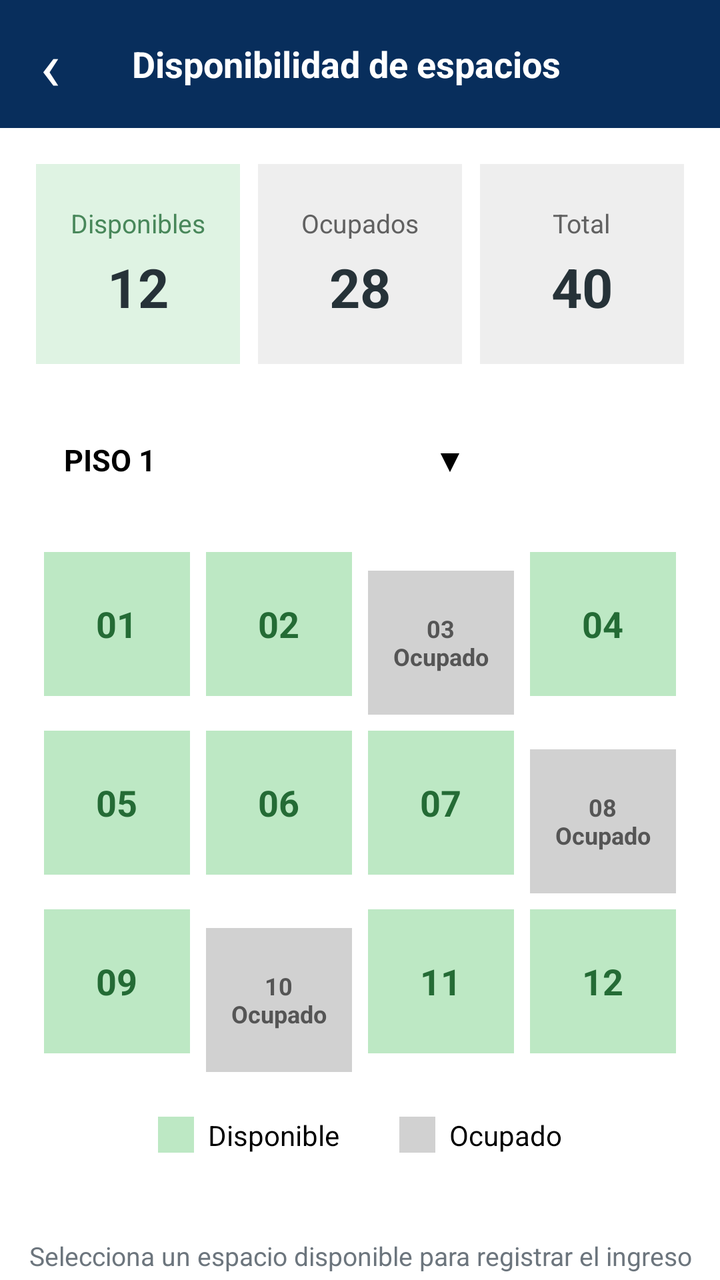
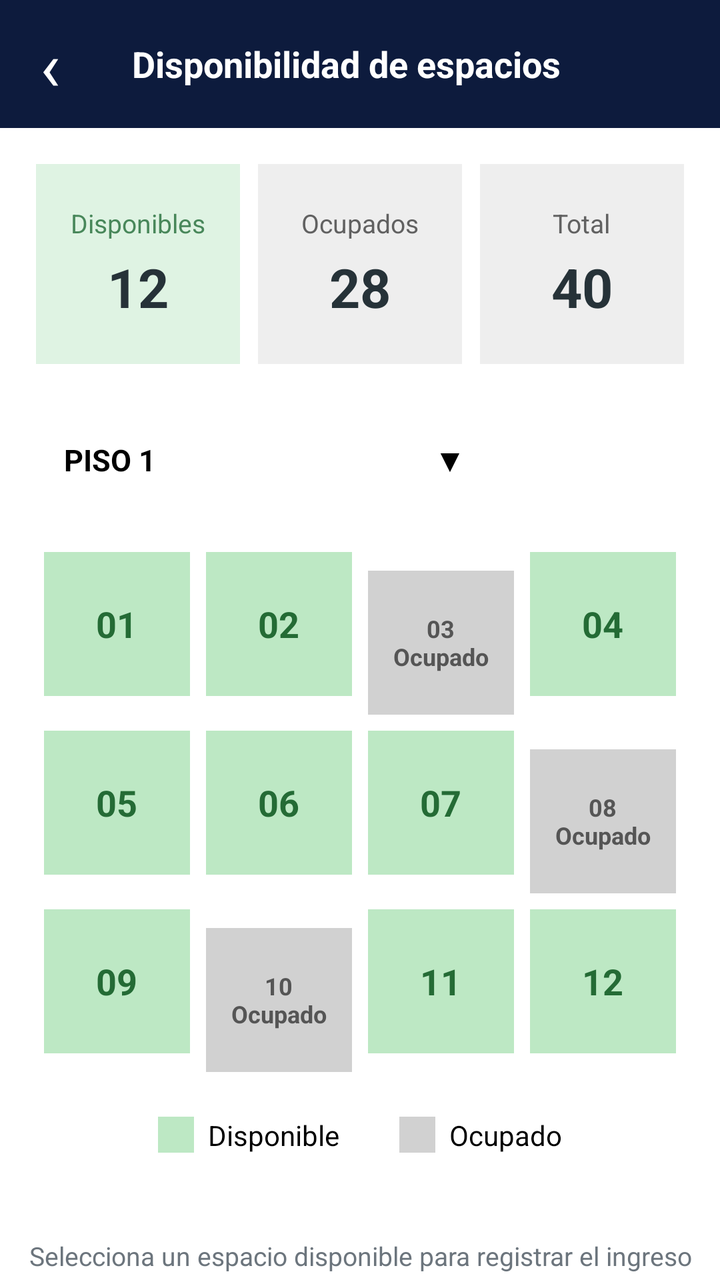

Before-and-after screenshots of an Android layout around one commit, followed by the original layout XML and the change that was made.
<!-- AndroidManifest.xml: application theme Theme.ParkControl -->
<!-- res/layout/activity_spaces_availability.xml -->
<?xml version="1.0" encoding="utf-8"?>
<ScrollView xmlns:android="http://schemas.android.com/apk/res/android"
    xmlns:tools="http://schemas.android.com/tools"
    android:id="@+id/main"
    android:layout_width="match_parent"
    android:layout_height="match_parent"
    android:fillViewport="true"
    android:background="@color/white"
    tools:context=".SpacesAvailabilityActivity">

    <LinearLayout
        android:layout_width="match_parent"
        android:layout_height="wrap_content"
        android:orientation="vertical">

        
        <LinearLayout
            android:layout_width="match_parent"
            android:layout_height="64dp"
            android:gravity="center_vertical"
            android:orientation="horizontal"
            android:paddingStart="20dp"
            android:paddingEnd="20dp"
            android:background="#082E5C">

            <TextView
                android:layout_width="wrap_content"
                android:layout_height="wrap_content"
                android:text="‹"
                android:textColor="#FFFFFF"
                android:textSize="34sp" />

            <TextView
                android:layout_width="0dp"
                android:layout_height="wrap_content"
                android:layout_weight="1"
                android:gravity="center"
                android:text="Disponibilidad de espacios"
                android:textColor="#FFFFFF"
                android:textSize="18sp"
                android:textStyle="bold" />

            <View
                android:layout_width="24dp"
                android:layout_height="1dp" />

        </LinearLayout>

        
        <LinearLayout
            android:layout_width="match_parent"
            android:layout_height="wrap_content"
            android:orientation="vertical"
            android:padding="18dp">

            
            <LinearLayout
                android:layout_width="match_parent"
                android:layout_height="100dp"
                android:orientation="horizontal">

                <LinearLayout
                    android:layout_width="0dp"
                    android:layout_height="match_parent"
                    android:layout_weight="1"
                    android:layout_marginEnd="6dp"
                    android:gravity="center"
                    android:orientation="vertical"
                    android:background="@color/green_info">

                    <TextView
                        android:layout_width="wrap_content"
                        android:layout_height="wrap_content"
                        android:text="Disponibles"
                        android:textColor="#48875A"
                        android:textSize="13sp" />

                    <TextView
                        android:layout_width="wrap_content"
                        android:layout_height="wrap_content"
                        android:layout_marginTop="5dp"
                        android:text="12"
                        android:textColor="#263238"
                        android:textSize="27sp"
                        android:textStyle="bold" />

                </LinearLayout>

                <LinearLayout
                    android:layout_width="0dp"
                    android:layout_height="match_parent"
                    android:layout_weight="1"
                    android:layout_marginStart="3dp"
                    android:layout_marginEnd="3dp"
                    android:gravity="center"
                    android:orientation="vertical"
                    android:background="@color/grey_info">

                    <TextView
                        android:layout_width="wrap_content"
                        android:layout_height="wrap_content"
                        android:text="Ocupados"
                        android:textColor="#616161"
                        android:textSize="13sp" />

                    <TextView
                        android:layout_width="wrap_content"
                        android:layout_height="wrap_content"
                        android:layout_marginTop="5dp"
                        android:text="28"
                        android:textColor="#263238"
                        android:textSize="27sp"
                        android:textStyle="bold" />

                </LinearLayout>

                <LinearLayout
                    android:layout_width="0dp"
                    android:layout_height="match_parent"
                    android:layout_weight="1"
                    android:layout_marginStart="6dp"
                    android:gravity="center"
                    android:orientation="vertical"
                    android:background="@color/grey_info">

                    <TextView
                        android:layout_width="wrap_content"
                        android:layout_height="wrap_content"
                        android:text="Total"
                        android:textColor="#616161"
                        android:textSize="13sp" />

                    <TextView
                        android:layout_width="wrap_content"
                        android:layout_height="wrap_content"
                        android:layout_marginTop="5dp"
                        android:text="40"
                        android:textColor="#263238"
                        android:textSize="27sp"
                        android:textStyle="bold" />

                </LinearLayout>

            </LinearLayout>

            
            <TextView
                android:layout_width="match_parent"
                android:layout_height="52dp"
                android:layout_marginTop="22dp"
                android:gravity="center_vertical"
                android:paddingStart="14dp"
                android:paddingEnd="14dp"
                android:text="PISO 1                                      ▼"
                android:textColor="@color/black"
                android:textSize="15sp"
                android:textStyle="bold"
                android:background="@color/white" />

            
            <GridLayout
                android:layout_width="match_parent"
                android:layout_height="wrap_content"
                android:layout_marginTop="16dp"
                android:columnCount="4"
                android:rowCount="3">

                <TextView
                    android:id="@+id/slot01"
                    android:layout_width="0dp"
                    android:layout_height="72dp"
                    android:layout_columnWeight="1"
                    android:layout_margin="4dp"
                    android:gravity="center"
                    android:text="01"
                    android:textColor="@color/green_selection_text"
                    android:textSize="18sp"
                    android:textStyle="bold"
                    android:background="@color/green_selection" />

                <TextView
                    android:id="@+id/slot02"
                    android:layout_width="0dp"
                    android:layout_height="72dp"
                    android:layout_columnWeight="1"
                    android:layout_margin="4dp"
                    android:gravity="center"
                    android:text="02"
                    android:textColor="@color/green_selection_text"
                    android:textSize="18sp"
                    android:textStyle="bold"
                    android:background="@color/green_selection" />

                <TextView
                    android:layout_width="0dp"
                    android:layout_height="72dp"
                    android:layout_columnWeight="1"
                    android:layout_margin="4dp"
                    android:gravity="center"
                    android:text="03&#10;Ocupado"
                    android:textColor="@color/grey_selection_text"
                    android:textSize="12sp"
                    android:textStyle="bold"
                    android:background="@color/grey_selection" />

                <TextView
                    android:id="@+id/slot04"
                    android:layout_width="0dp"
                    android:layout_height="72dp"
                    android:layout_columnWeight="1"
                    android:layout_margin="4dp"
                    android:gravity="center"
                    android:text="04"
                    android:textColor="@color/green_selection_text"
                    android:textSize="18sp"
                    android:textStyle="bold"
                    android:background="@color/green_selection" />

                <TextView
                    android:id="@+id/slot05"
                    android:layout_width="0dp"
                    android:layout_height="72dp"
                    android:layout_columnWeight="1"
                    android:layout_margin="4dp"
                    android:gravity="center"
                    android:text="05"
                    android:textColor="@color/green_selection_text"
                    android:textSize="18sp"
                    android:textStyle="bold"
                    android:background="@color/green_selection" />

                <TextView
                    android:id="@+id/slot06"
                    android:layout_width="0dp"
                    android:layout_height="72dp"
                    android:layout_columnWeight="1"
                    android:layout_margin="4dp"
                    android:gravity="center"
                    android:text="06"
                    android:textColor="@color/green_selection_text"
                    android:textSize="18sp"
                    android:textStyle="bold"
                    android:background="@color/green_selection" />

                <TextView
                    android:id="@+id/slot07"
                    android:layout_width="0dp"
                    android:layout_height="72dp"
                    android:layout_columnWeight="1"
                    android:layout_margin="4dp"
                    android:gravity="center"
                    android:text="07"
                    android:textColor="@color/green_selection_text"
                    android:textSize="18sp"
                    android:textStyle="bold"
                    android:background="@color/green_selection" />

                <TextView
                    android:layout_width="0dp"
                    android:layout_height="72dp"
                    android:layout_columnWeight="1"
                    android:layout_margin="4dp"
                    android:gravity="center"
                    android:text="08&#10;Ocupado"
                    android:textColor="@color/grey_selection_text"
                    android:textSize="12sp"
                    android:textStyle="bold"
                    android:background="@color/grey_selection" />

                <TextView
                    android:id="@+id/slot09"
                    android:layout_width="0dp"
                    android:layout_height="72dp"
                    android:layout_columnWeight="1"
                    android:layout_margin="4dp"
                    android:gravity="center"
                    android:text="09"
                    android:textColor="@color/green_selection_text"
                    android:textSize="18sp"
                    android:textStyle="bold"
                    android:background="@color/green_selection" />

                <TextView
                    android:layout_width="0dp"
                    android:layout_height="72dp"
                    android:layout_columnWeight="1"
                    android:layout_margin="4dp"
                    android:gravity="center"
                    android:text="10&#10;Ocupado"
                    android:textColor="@color/grey_selection_text"
                    android:textSize="12sp"
                    android:textStyle="bold"
                    android:background="@color/grey_selection" />

                <TextView
                    android:id="@+id/slot11"
                    android:layout_width="0dp"
                    android:layout_height="72dp"
                    android:layout_columnWeight="1"
                    android:layout_margin="4dp"
                    android:gravity="center"
                    android:text="11"
                    android:textColor="@color/green_selection_text"
                    android:textSize="18sp"
                    android:textStyle="bold"
                    android:background="@color/green_selection" />

                <TextView
                    android:id="@+id/slot12"
                    android:layout_width="0dp"
                    android:layout_height="72dp"
                    android:layout_columnWeight="1"
                    android:layout_margin="4dp"
                    android:gravity="center"
                    android:text="12"
                    android:textColor="@color/green_selection_text"
                    android:textSize="18sp"
                    android:textStyle="bold"
                    android:background="@color/green_selection" />

            </GridLayout>

            
            <LinearLayout
                android:layout_width="match_parent"
                android:layout_height="wrap_content"
                android:layout_marginTop="18dp"
                android:gravity="center"
                android:orientation="horizontal">

                <View
                    android:layout_width="18dp"
                    android:layout_height="18dp"
                    android:background="@color/green_selection" />

                <TextView
                    android:layout_width="wrap_content"
                    android:layout_height="wrap_content"
                    android:layout_marginStart="7dp"
                    android:text="Disponible"
                    android:textColor="@color/black"
                    android:textSize="14sp" />

                <View
                    android:layout_width="18dp"
                    android:layout_height="18dp"
                    android:layout_marginStart="30dp"
                    android:background="@color/grey_selection" />

                <TextView
                    android:layout_width="wrap_content"
                    android:layout_height="wrap_content"
                    android:layout_marginStart="7dp"
                    android:text="Ocupado"
                    android:textColor="@color/black"
                    android:textSize="14sp" />

            </LinearLayout>

        </LinearLayout>

        <TextView
            android:layout_width="match_parent"
            android:layout_height="wrap_content"
            android:layout_marginTop="24dp"
            android:gravity="center"
            android:text="Selecciona un espacio disponible para registrar el ingreso"
            android:textColor="@color/grey_text"
            android:textSize="13sp" />

    </LinearLayout>

</ScrollView>
<!-- resources referenced by this layout -->
<resources>
  <color name="black">#000000</color>
  <color name="green_info">#DFF3E3</color>
  <color name="green_selection">#BDE8C4</color>
  <color name="green_selection_text">#246B35</color>
  <color name="grey_info">#EEEEEE</color>
  <color name="grey_selection">#D1D1D1</color>
  <color name="grey_selection_text">#555555</color>
  <color name="grey_text">#6C757D</color>
  <color name="white">#FFFFFF</color>
  <style name="Theme.ParkControl" parent="Base.Theme.ParkControl" />
  <style name="Base.Theme.ParkControl" parent="Theme.Material3.DayNight.NoActionBar">
          
           <item name="colorPrimary">@color/primary_blue</item>
      </style>
  <color name="primary_blue">#0D1B3D</color>
</resources>

<!-- the commit's change to res/layout/activity_spaces_availability.xml (unified diff, before → after) -->
@@ -14,16 +14,20 @@
         android:orientation="vertical">
 
         
+
+        
+
         <LinearLayout
             android:layout_width="match_parent"
             android:layout_height="64dp"
+            android:background="@color/primary_blue"
             android:gravity="center_vertical"
             android:orientation="horizontal"
             android:paddingStart="20dp"
-            android:paddingEnd="20dp"
-            android:background="#082E5C">
+            android:paddingEnd="20dp">
 
             <TextView
+                android:id="@+id/btnBack"
                 android:layout_width="wrap_content"
                 android:layout_height="wrap_content"
                 android:text="‹"
@@ -46,7 +50,6 @@
 
         </LinearLayout>
 
-        
         <LinearLayout
             android:layout_width="match_parent"
             android:layout_height="wrap_content"
